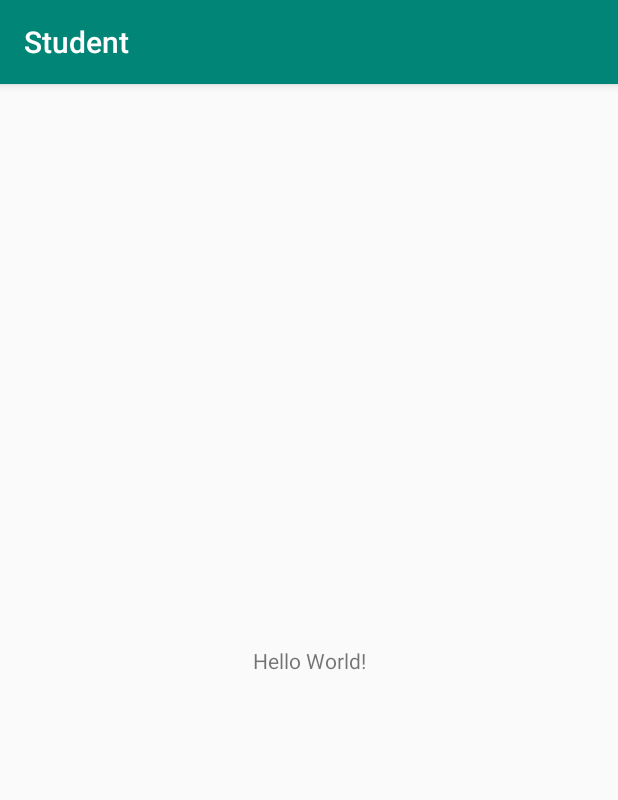
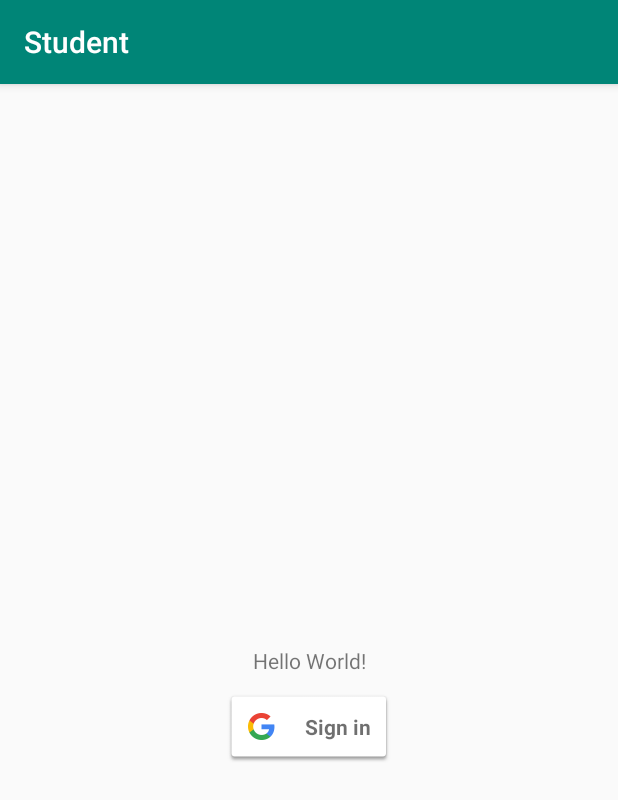
Before and after one commit to jerry1177/BiolaStudent, an Android app: the screen it shows after launch (MainActivity), on a phone screen of 412 x 824 dp. Shown: the top 800 px of the screen. Run offline under Robolectric (Android 15) with nearby library versions, the phone set to English and light mode, and no system bars; our stand-ins replace Firebase (no records; nobody signed in at launch, a user with empty details on screens opened directly).

Commit message:
Implemented google sign in button

```diff
--- a/app/build.gradle
+++ b/app/build.gradle
@@ -37,6 +37,7 @@ dependencies {
     implementation 'com.google.firebase:firebase-analytics:17.2.0'
     implementation 'com.google.firebase:firebase-auth:19.1.0'
     implementation 'com.google.firebase:firebase-firestore:21.1.1'
+    implementation 'com.google.android.gms:play-services-auth:17.0.0'
 }
 
  // Google Play services Gradle plugin
--- a/app/src/main/AndroidManifest.xml
+++ b/app/src/main/AndroidManifest.xml
@@ -1,6 +1,7 @@
 <?xml version="1.0" encoding="utf-8"?>
 <manifest xmlns:android="http://schemas.android.com/apk/res/android"
     package="com.example.student">
+
 
     <application
         android:allowBackup="true"
@@ -14,8 +15,11 @@
                 <action android:name="android.intent.action.MAIN" />
 
                 <category android:name="android.intent.category.LAUNCHER" />
+
             </intent-filter>
+
         </activity>
+
     </application>
 
 </manifest>
--- a/app/src/main/java/com/example/student/MainActivity.java
+++ b/app/src/main/java/com/example/student/MainActivity.java
@@ -1,12 +1,30 @@
 package com.example.student;
 
+import androidx.annotation.NonNull;
 import androidx.appcompat.app.AppCompatActivity;
 
+import android.content.Intent;
 import android.os.Bundle;
+import android.util.Log;
 import android.view.View;
 import android.widget.TextView;
+import com.google.android.gms.auth.api.signin.GoogleSignIn;
+import com.google.android.gms.auth.api.signin.GoogleSignInAccount;
+import com.google.android.gms.auth.api.signin.GoogleSignInClient;
+import com.google.android.gms.auth.api.signin.GoogleSignInOptions;
+import com.google.android.gms.common.SignInButton;
+import com.google.android.gms.common.api.ApiException;
+import com.google.android.gms.tasks.Task;
+import com.google.firebase.auth.FirebaseAuth;
 
 public class MainActivity extends AppCompatActivity {
+    private static final String TAG = "GoogleActivity";
+    private static final int RC_SIGN_IN = 9001;
+
+    // [START declare_auth]
+    private FirebaseAuth mAuth;
+    // [END declare_auth]
+    GoogleSignInClient mGoogleSignInClient;
 
     @Override
     protected void onCreate(Bundle savedInstanceState) {
@@ -15,9 +33,72 @@ public class MainActivity extends AppCompatActivity {
         TextView myView = findViewById(R.id.textView);
         String student = BuildConfig.ApiKey;
         myView.setText(student);
+        // Initialize Firebase Auth
+        mAuth = FirebaseAuth.getInstance();
+        GoogleSignInOptions gso = new GoogleSignInOptions.Builder(GoogleSignInOptions.DEFAULT_SIGN_IN)
+                .requestIdToken(getString(R.string.default_web_client_id)).requestEmail().build();
+        mGoogleSignInClient = GoogleSignIn.getClient(this, gso);
+        SignInButton signInButton = findViewById(R.id.sign_in_button);
+        signInButton.setSize(SignInButton.SIZE_STANDARD);
+        findViewById(R.id.sign_in_button).setOnClickListener(new View.OnClickListener() {
+            @Override
+            public void onClick(View v) {
+                if (v.getId() == R.id.sign_in_button) {
+                    signIn();
+                }
+            }
+        });
     }
 
-    public void jerr(View view){
-        String student = BuildConfig.ApiKey;
+
+
+
+    private void signIn() {
+        Log.w(TAG,"google button pressed");
+        Intent signInIntent = mGoogleSignInClient.getSignInIntent();
+        startActivityForResult(signInIntent, RC_SIGN_IN);
     }
+
+    @Override
+    public void onActivityResult(int requestCode, int resultCode, Intent data) {
+        super.onActivityResult(requestCode, resultCode, data);
+
+        // Result returned from launching the Intent from GoogleSignInClient.getSignInIntent(...);
+        if (requestCode == RC_SIGN_IN) {
+            // The Task returned from this call is always completed, no need to attach
+            // a listener.
+            Task<GoogleSignInAccount> task = GoogleSignIn.getSignedInAccountFromIntent(data);
+            handleSignInResult(task);
+        }
+    }
+
+    private void handleSignInResult(Task<GoogleSignInAccount> completedTask) {
+
+        try {
+            GoogleSignInAccount account = completedTask.getResult(ApiException.class);
+            Log.w(TAG, "success");
+            // Signed in successfully, show authenticated UI.
+            //updateUI(account);
+            Log.w(TAG, "Display name: " + account.getDisplayName());
+            Log.w(TAG, "Email: " + account.getEmail());
+            Log.w(TAG, "Given name: " + account.getGivenName());
+            Log.w(TAG, "Family name: " + account.getFamilyName());
+            Log.w(TAG, "User ID Token: " + account.getIdToken());
+            Log.w(TAG, "UserUD is: " + account.getId());
+        } catch (ApiException e) {
+            // The ApiException status code indicates the detailed failure reason.
+            // Please refer to the GoogleSignInStatusCodes class reference for more information.
+            Log.w(TAG, "signInResult:failed code=" + e.getStatusCode());
+            //updateUI(null);
+        }
+
+    }
+    @Override
+    protected void onStop() {
+        // call the superclass method first
+        super.onStop();
+        Log.w(TAG, "signout!");
+        FirebaseAuth.getInstance().signOut();
+    }
+
 }
--- a/app/src/main/res/layout/activity_main.xml
+++ b/app/src/main/res/layout/activity_main.xml
@@ -7,6 +7,7 @@
     tools:context=".MainActivity">
 
     <TextView
+        android:id="@+id/textView2"
         android:layout_width="wrap_content"
         android:layout_height="wrap_content"
         android:text="Hello World!"
@@ -22,6 +23,14 @@
         android:text="TextView"
         app:layout_constraintEnd_toEndOf="parent"
         app:layout_constraintStart_toStartOf="parent"
-        tools:layout_editor_absoluteY="296dp" />
+        app:layout_constraintTop_toTopOf="parent" />
 
+    <com.google.android.gms.common.SignInButton
+        android:id="@+id/sign_in_button"
+        android:layout_width="wrap_content"
+        android:layout_height="wrap_content"
+        android:layout_marginTop="10dp"
+        app:layout_constraintEnd_toEndOf="parent"
+        app:layout_constraintStart_toStartOf="parent"
+        app:layout_constraintTop_toBottomOf="@+id/textView2"></com.google.android.gms.common.SignInButton>
 </androidx.constraintlayout.widget.ConstraintLayout>
```
